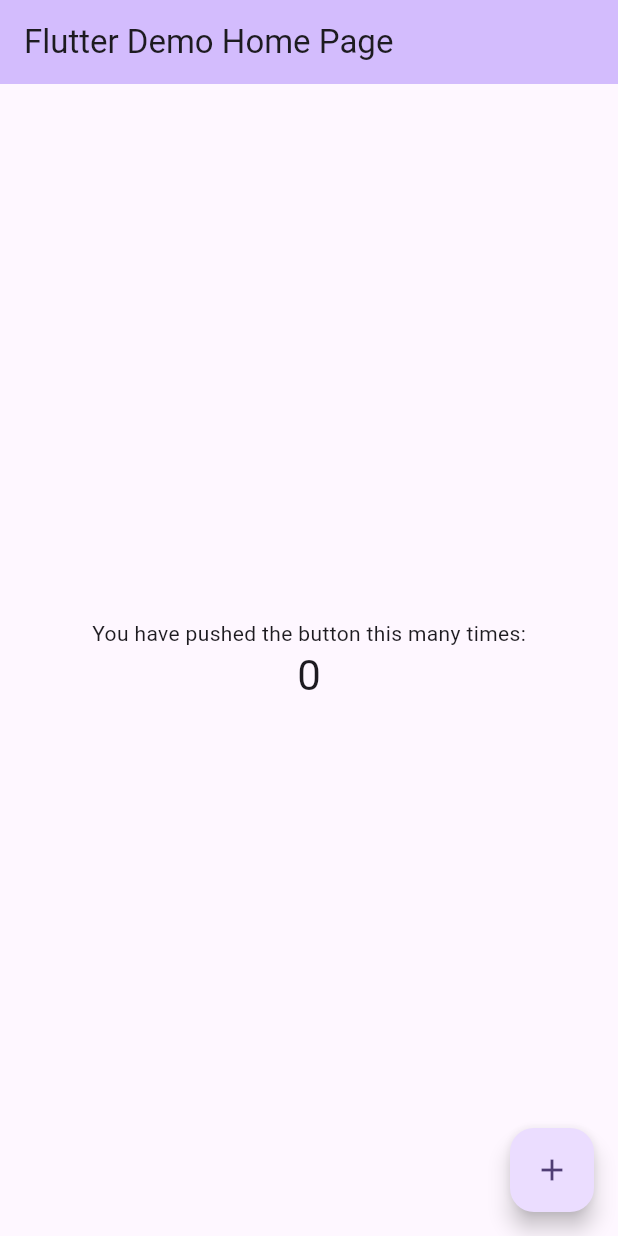
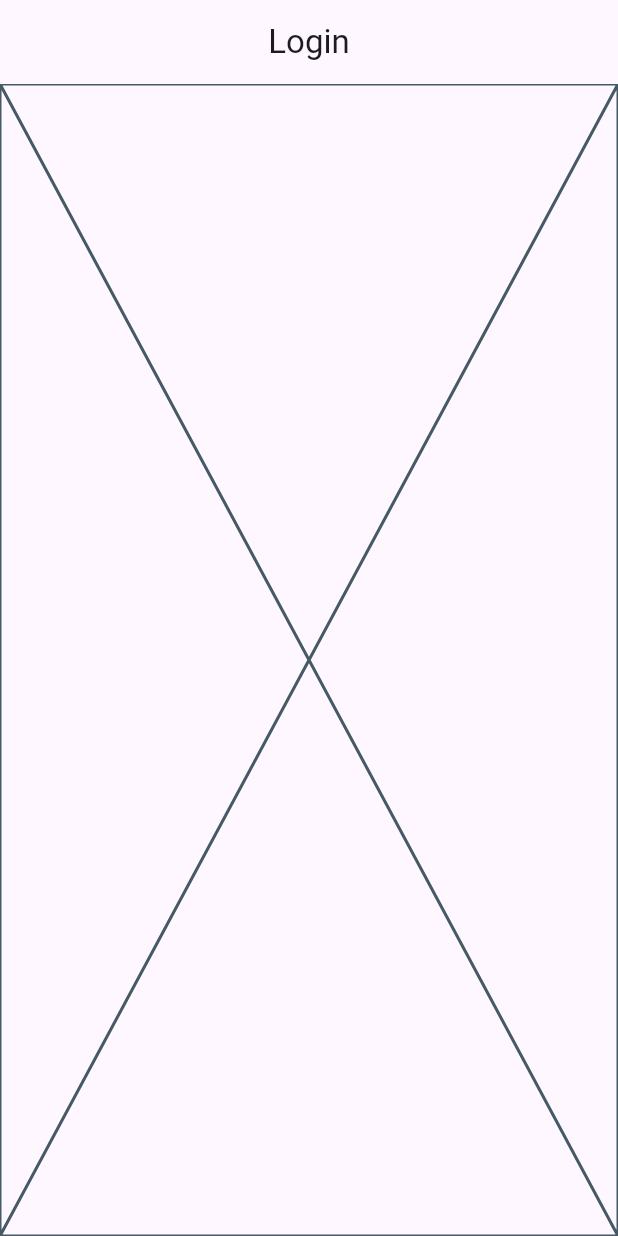
Before and after one commit to jmpt21/LoginApp_Flutter, a Flutter app: the screen it shows after launch, on a phone screen of 412 x 824 dp. Run offline on Flutter 3.47's test engine with Material 2 defaults, Android fonts, the phone set to English and light mode, and no system bars; our stand-ins replace firebase_core, flutter_riverpod, go_router; accounts and stored records are empty.

Commit message:
Configuration of flutter_riverpod, go_router, deleting comments and default code.

```diff
--- /dev/null
+++ b/lib/config/router/router.dart
@@ -0,0 +1,9 @@
+import 'package:go_router/go_router.dart';
+import 'package:login_app/presentation/screens/home_screen.dart';
+
+final routerConfig = GoRouter(initialLocation: '/', routes: <GoRoute>[
+  GoRoute(
+      path: '/',
+      name: HomeScreen.routeName,
+      builder: (context, state) => const HomeScreen())
+]);
--- a/lib/main.dart
+++ b/lib/main.dart
@@ -1,5 +1,7 @@
 import 'package:firebase_core/firebase_core.dart';
 import 'package:flutter/material.dart';
+import 'package:flutter_riverpod/flutter_riverpod.dart';
+import 'package:login_app/config/router/router.dart';
 
 import 'firebase_options.dart';
 
@@ -8,125 +10,22 @@ void main() async {
   await Firebase.initializeApp(
     options: DefaultFirebaseOptions.currentPlatform,
   );
-  runApp(const MyApp());
+  runApp(const ProviderScope(child: MyApp()));
 }
 
 class MyApp extends StatelessWidget {
   const MyApp({super.key});
 
-  // This widget is the root of your application.
   @override
   Widget build(BuildContext context) {
-    return MaterialApp(
+    return MaterialApp.router(
+      debugShowCheckedModeBanner: false,
+      routerConfig: routerConfig,
       title: 'Flutter Demo',
       theme: ThemeData(
-        // This is the theme of your application.
-        //
-        // TRY THIS: Try running your application with "flutter run". You'll see
-        // the application has a blue toolbar. Then, without quitting the app,
-        // try changing the seedColor in the colorScheme below to Colors.green
-        // and then invoke "hot reload" (save your changes or press the "hot
-        // reload" button in a Flutter-supported IDE, or press "r" if you used
-        // the command line to start the app).
-        //
-        // Notice that the counter didn't reset back to zero; the application
-        // state is not lost during the reload. To reset the state, use hot
-        // restart instead.
-        //
-        // This works for code too, not just values: Most code changes can be
-        // tested with just a hot reload.
         colorScheme: ColorScheme.fromSeed(seedColor: Colors.deepPurple),
         useMaterial3: true,
       ),
-      home: const MyHomePage(title: 'Flutter Demo Home Page'),
     );
   }
 }
-
-class MyHomePage extends StatefulWidget {
-  const MyHomePage({super.key, required this.title});
-
-  // This widget is the home page of your application. It is stateful, meaning
-  // that it has a State object (defined below) that contains fields that affect
-  // how it looks.
-
-  // This class is the configuration for the state. It holds the values (in this
-  // case the title) provided by the parent (in this case the App widget) and
-  // used by the build method of the State. Fields in a Widget subclass are
-  // always marked "final".
-
-  final String title;
-
-  @override
-  State<MyHomePage> createState() => _MyHomePageState();
-}
-
-class _MyHomePageState extends State<MyHomePage> {
-  int _counter = 0;
-
-  void _incrementCounter() {
-    setState(() {
-      // This call to setState tells the Flutter framework that something has
-      // changed in this State, which causes it to rerun the build method below
-      // so that the display can reflect the updated values. If we changed
-      // _counter without calling setState(), then the build method would not be
-      // called again, and so nothing would appear to happen.
-      _counter++;
-    });
-  }
-
-  @override
-  Widget build(BuildContext context) {
-    // This method is rerun every time setState is called, for instance as done
-    // by the _incrementCounter method above.
-    //
-    // The Flutter framework has been optimized to make rerunning build methods
-    // fast, so that you can just rebuild anything that needs updating rather
-    // than having to individually change instances of widgets.
-    return Scaffold(
-      appBar: AppBar(
-        // TRY THIS: Try changing the color here to a specific color (to
-        // Colors.amber, perhaps?) and trigger a hot reload to see the AppBar
-        // change color while the other colors stay the same.
-        backgroundColor: Theme.of(context).colorScheme.inversePrimary,
-        // Here we take the value from the MyHomePage object that was created by
-        // the App.build method, and use it to set our appbar title.
-        title: Text(widget.title),
-      ),
-      body: Center(
-        // Center is a layout widget. It takes a single child and positions it
-        // in the middle of the parent.
-        child: Column(
-          // Column is also a layout widget. It takes a list of children and
-          // arranges them vertically. By default, it sizes itself to fit its
-          // children horizontally, and tries to be as tall as its parent.
-          //
-          // Column has various properties to control how it sizes itself and
-          // how it positions its children. Here we use mainAxisAlignment to
-          // center the children vertically; the main axis here is the vertical
-          // axis because Columns are vertical (the cross axis would be
-          // horizontal).
-          //
-          // TRY THIS: Invoke "debug painting" (choose the "Toggle Debug Paint"
-          // action in the IDE, or press "p" in the console), to see the
-          // wireframe for each widget.
-          mainAxisAlignment: MainAxisAlignment.center,
-          children: <Widget>[
-            const Text(
-              'You have pushed the button this many times:',
-            ),
-            Text(
-              '$_counter',
-              style: Theme.of(context).textTheme.headlineMedium,
-            ),
-          ],
-        ),
-      ),
-      floatingActionButton: FloatingActionButton(
-        onPressed: _incrementCounter,
-        tooltip: 'Increment',
-        child: const Icon(Icons.add),
-      ), // This trailing comma makes auto-formatting nicer for build methods.
-    );
-  }
-}
--- /dev/null
+++ b/lib/presentation/screens/home_screen.dart
@@ -0,0 +1,18 @@
+import 'package:flutter/material.dart';
+
+class HomeScreen extends StatelessWidget {
+  static const String routeName = 'home_screen';
+
+  const HomeScreen({super.key});
+
+  @override
+  Widget build(BuildContext context) {
+    return Scaffold(
+      appBar: AppBar(
+        title: const Text('Login'),
+        centerTitle: true,
+      ),
+      body: const Placeholder(),
+    );
+  }
+}
--- a/pubspec.yaml
+++ b/pubspec.yaml
@@ -38,6 +38,8 @@ dependencies:
   firebase_core: ^2.15.1
   firebase_auth: ^4.8.0
   cloud_firestore: ^4.9.0
+  flutter_riverpod: ^2.3.7
+  go_router: ^10.1.0
 
 dev_dependencies:
   flutter_test:
```
Also changed, not shown: pubspec.lock.
